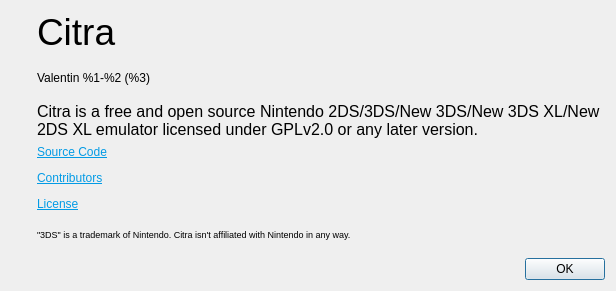
Old version of the form src/citra/aboutdialog.ui in the repository GreenAmaranthine/citra.
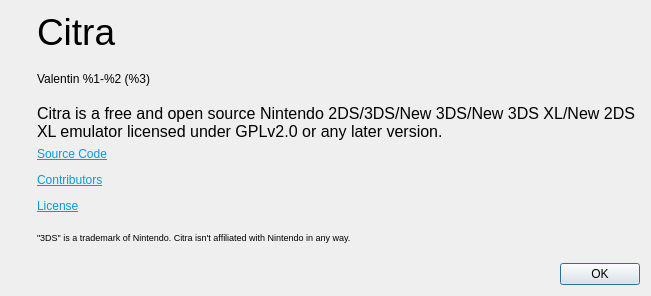
New version of the form. Icons and pictures are not drawn.

The edit to the form file:
```diff
--- a/src/citra/aboutdialog.ui
+++ b/src/citra/aboutdialog.ui
@@ -6,8 +6,8 @@
    <rect>
     <x>0</x>
     <y>0</y>
-    <width>616</width>
-    <height>291</height>
+    <width>651</width>
+    <height>296</height>
    </rect>
   </property>
   <property name="windowTitle">
```
